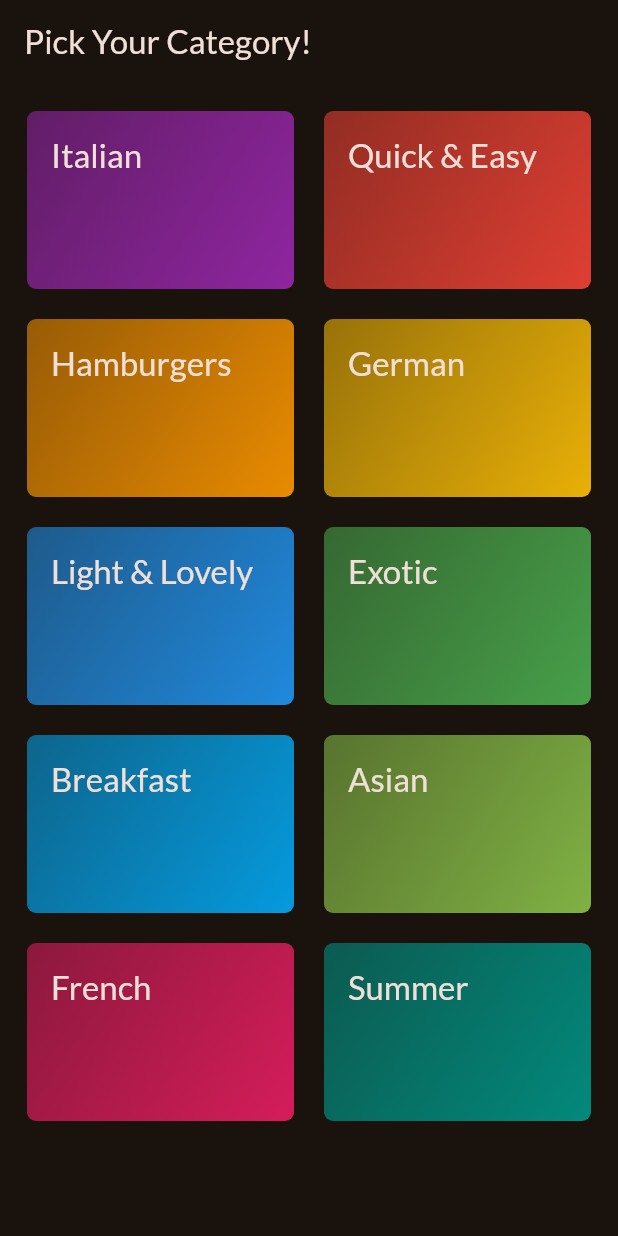
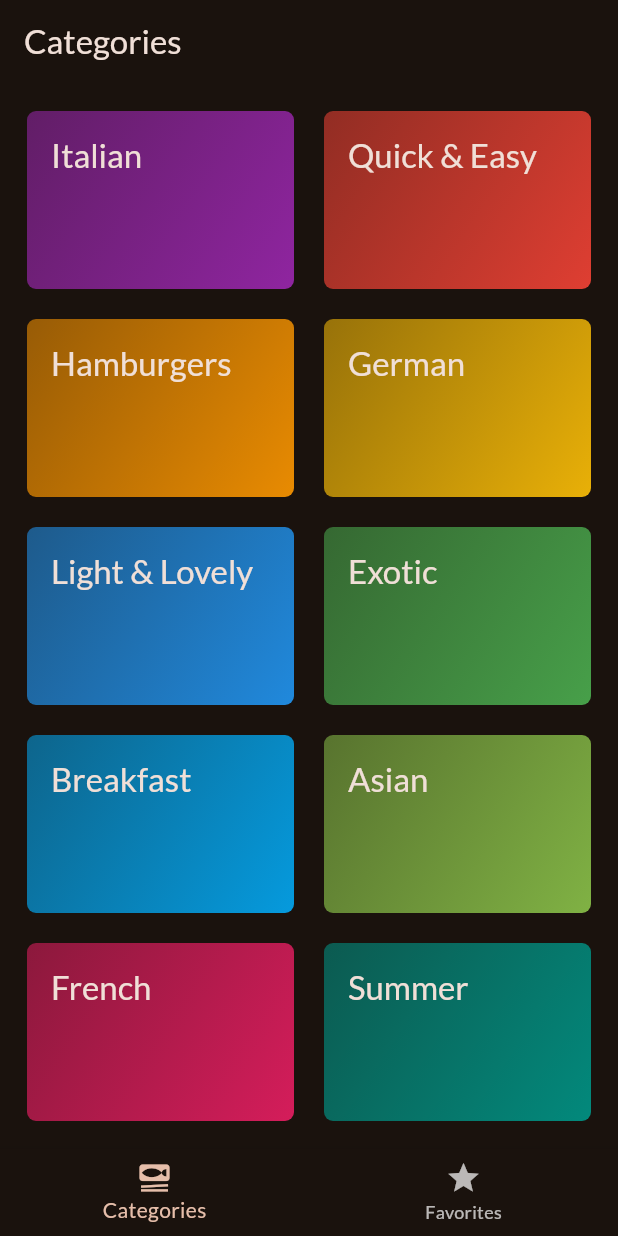
Before and after one commit to amandhillon22/flutter-meals-app, a Flutter app: the screen it shows after launch, on a phone screen of 412 x 824 dp. Run offline on Flutter 3.47's test engine with Material 3 defaults, Android fonts, the phone set to English and light mode, and no system bars; our stand-ins replace google_fonts, transparent_image.

Commit message:
Second Commit

```diff
--- a/meals_app/lib/main.dart
+++ b/meals_app/lib/main.dart
@@ -2,6 +2,7 @@ import 'package:flutter/material.dart';
 
 import 'package:google_fonts/google_fonts.dart';
 import 'package:meals_app/screens/categories_screen.dart';
+import 'package:meals_app/screens/tabs_screen.dart';
 
 final theme = ThemeData(
   useMaterial3: true,
@@ -23,7 +24,7 @@ class App extends StatelessWidget {
   Widget build(BuildContext context) {
     return MaterialApp(
       theme: theme,
-      home: CategoriesScreens(),
+      home: TabsScreen(),
     );
   }
 }
--- a/meals_app/lib/screens/categories_screen.dart
+++ b/meals_app/lib/screens/categories_screen.dart
@@ -1,11 +1,14 @@
 import 'package:flutter/material.dart';
 import 'package:meals_app/data/dummy_data.dart';
 import 'package:meals_app/models/category.dart';
+import 'package:meals_app/models/meal.dart';
 import 'package:meals_app/screens/meals_screen.dart';
 import 'package:meals_app/widgets/category_grid_item.dart';
 
 class CategoriesScreens extends StatelessWidget {
-  const CategoriesScreens({super.key});
+  const CategoriesScreens({super.key, required this.onTogglefavourites});
+
+  final void Function(Meal meal) onTogglefavourites;
 
   void _onSelectCategory(BuildContext context, Category category) {
     final filteredMeals = dummyMeals
@@ -19,6 +22,7 @@ class CategoriesScreens extends StatelessWidget {
         builder: (ctx) => MealsScreen(
           title: category.title,
           meals: filteredMeals,
+          onToggleFavourites: onTogglefavourites,
         ),
       ),
     );
@@ -26,11 +30,7 @@ class CategoriesScreens extends StatelessWidget {
 
   @override
   Widget build(BuildContext context) {
-    return Scaffold(
-      appBar: AppBar(
-        title: Text('Pick Your Category!'),
-      ),
-      body: GridView(
+    return GridView(
       padding: EdgeInsets.all(18),
       gridDelegate: SliverGridDelegateWithFixedCrossAxisCount(
         crossAxisCount: 2,
@@ -47,7 +47,6 @@ class CategoriesScreens extends StatelessWidget {
             },
           ),
       ],
-      ),
     );
   }
 }
--- /dev/null
+++ b/meals_app/lib/screens/tabs_screen.dart
@@ -0,0 +1,86 @@
+import 'package:flutter/material.dart';
+import 'package:meals_app/models/meal.dart';
+import 'package:meals_app/screens/categories_screen.dart';
+import 'package:meals_app/screens/meals_screen.dart';
+
+class TabsScreen extends StatefulWidget {
+  const TabsScreen({super.key});
+
+  @override
+  State<TabsScreen> createState() {
+    return _TabsScreenState();
+  }
+}
+
+class _TabsScreenState extends State<TabsScreen> {
+  int _selectedPageIndex = 0;
+  final List<Meal> _favoriteMeals = [];
+
+  void _toggleFavouriteMealStatus(Meal meal) {
+    final isExisting = _favoriteMeals.contains(meal);
+
+    void _showInfoMessage(String message) {
+      ScaffoldMessenger.of(context).clearSnackBars();
+      ScaffoldMessenger.of(context).showSnackBar(
+        SnackBar(
+          content: Text(message),
+        ),
+      );
+    }
+
+    if (isExisting) {
+      setState(() {
+        _favoriteMeals.remove(meal);
+        _showInfoMessage('Meal is no longer a favourite!');
+      });
+    } else {
+      setState(() {
+        _favoriteMeals.add(meal);
+        _showInfoMessage('Meal is added to favourites!');
+      });
+    }
+  }
+
+  void _selectPage(int index) {
+    setState(() {
+      _selectedPageIndex = index;
+    });
+  }
+
+  @override
+  Widget build(BuildContext context) {
+    Widget activePage = CategoriesScreens(
+      onTogglefavourites: _toggleFavouriteMealStatus,
+    );
+    var activePageTitle = 'Categories';
+
+    if (_selectedPageIndex == 1) {
+      activePage = MealsScreen(
+        meals: _favoriteMeals,
+        onToggleFavourites: _toggleFavouriteMealStatus,
+      );
+      activePageTitle = 'Your Favorites';
+    }
+
+    return Scaffold(
+      appBar: AppBar(
+        title: Text(activePageTitle),
+      ),
+      body: activePage,
+      bottomNavigationBar: BottomNavigationBar(
+        items: [
+          BottomNavigationBarItem(
+            icon: Icon(Icons.set_meal),
+            label: 'Categories',
+          ),
+          BottomNavigationBarItem(
+            icon: Icon(Icons.star),
+            label: 'Favorites',
+          ),
+        ],
+        onTap: _selectPage,
+        currentIndex: _selectedPageIndex,
+      ),
+    );
+  }
+}
```
Also changed, not shown: meals_app/lib/screens/meal_details_screen.dart (added, +77 -0 lines), meals_app/lib/screens/meals_screen.dart (+33 -5 lines), meals_app/lib/widgets/meal_item.dart (+32 -2 lines), meals_app/lib/widgets/meal_item_trait.dart (added, +31 -0 lines), meals_app/pubspec.lock, 125 other files. Lines whose indentation alone changed are shown as unchanged.
